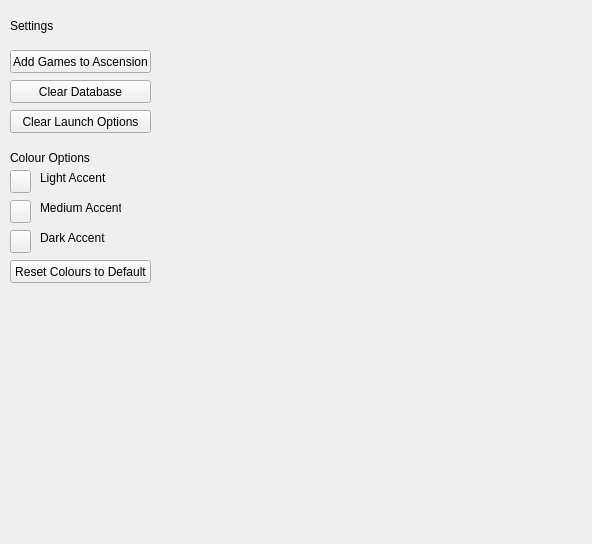
First picture: the form in Resource/UI/Settings.ui, repository Proj-Ascension/Client, before the edit.
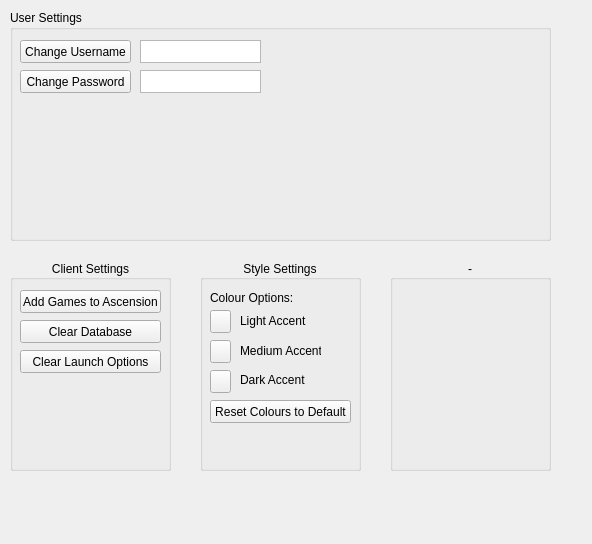
Second picture: the form after the edit.

Commit message:
Settings Widget
-Restructured settings widget and created placeholder UI areas

```diff
--- a/Resource/UI/Settings.ui
+++ b/Resource/UI/Settings.ui
@@ -13,11 +13,26 @@
   <property name="windowTitle">
    <string>Form</string>
   </property>
+  <widget class="QGroupBox" name="ClientSettingsBox">
+   <property name="geometry">
+    <rect>
+     <x>10</x>
+     <y>260</y>
+     <width>161</width>
+     <height>211</height>
+    </rect>
+   </property>
+   <property name="title">
+    <string>Client Settings</string>
+   </property>
+   <property name="alignment">
+    <set>Qt::AlignCenter</set>
+   </property>
   <widget class="QPushButton" name="WizardButton">
    <property name="geometry">
     <rect>
      <x>10</x>
-     <y>50</y>
+      <y>30</y>
      <width>141</width>
      <height>23</height>
     </rect>
@@ -26,37 +41,11 @@
     <string>Add Games to Ascension</string>
    </property>
   </widget>
-  <widget class="QLabel" name="label">
-   <property name="geometry">
-    <rect>
-     <x>10</x>
-     <y>10</y>
-     <width>141</width>
-     <height>31</height>
-    </rect>
-   </property>
-   <property name="text">
-    <string>Settings</string>
-   </property>
-  </widget>
-  <widget class="QPushButton" name="ClearLaunch">
-   <property name="geometry">
-    <rect>
-     <x>10</x>
-     <y>110</y>
-     <width>141</width>
-     <height>23</height>
-    </rect>
-   </property>
-   <property name="text">
-    <string>Clear Launch Options</string>
-   </property>
-  </widget>
   <widget class="QPushButton" name="ClearDatabaseButton">
    <property name="geometry">
     <rect>
      <x>10</x>
-     <y>80</y>
+      <y>60</y>
      <width>141</width>
      <height>23</height>
     </rect>
@@ -65,28 +54,47 @@
     <string>Clear Database</string>
    </property>
   </widget>
-  <widget class="QPushButton" name="AccentButton">
+   <widget class="QPushButton" name="ClearLaunch">
    <property name="geometry">
     <rect>
      <x>10</x>
-     <y>170</y>
-     <width>21</width>
+      <y>90</y>
+      <width>141</width>
      <height>23</height>
     </rect>
    </property>
    <property name="text">
-    <string/>
-   </property>
-  </widget>
+     <string>Clear Launch Options</string>
+    </property>
+   </widget>
+  </widget>
+  <widget class="QGroupBox" name="StyleSettingsBox">
+   <property name="geometry">
+    <rect>
+     <x>200</x>
+     <y>260</y>
+     <width>161</width>
+     <height>211</height>
+    </rect>
+   </property>
+   <property name="title">
+    <string>Style Settings</string>
+   </property>
+   <property name="alignment">
+    <set>Qt::AlignCenter</set>
+   </property>
   <widget class="QLabel" name="label_2">
    <property name="geometry">
     <rect>
      <x>10</x>
-     <y>150</y>
-     <width>81</width>
+      <y>30</y>
+      <width>141</width>
      <height>16</height>
     </rect>
    </property>
+    <property name="autoFillBackground">
+     <bool>false</bool>
+    </property>
    <property name="text">
     <string>Colour Options:</string>
    </property>
@@ -95,33 +103,33 @@
    <property name="geometry">
     <rect>
      <x>40</x>
-     <y>170</y>
+      <y>50</y>
      <width>81</width>
-     <height>16</height>
+      <height>21</height>
     </rect>
    </property>
    <property name="text">
     <string>Light Accent</string>
    </property>
   </widget>
+   <widget class="QPushButton" name="AccentButton">
+    <property name="geometry">
+     <rect>
+      <x>10</x>
+      <y>50</y>
+      <width>21</width>
+      <height>23</height>
+     </rect>
+    </property>
+    <property name="text">
+     <string/>
+    </property>
+   </widget>
   <widget class="QPushButton" name="AccentButton_2">
    <property name="geometry">
     <rect>
      <x>10</x>
-     <y>200</y>
-     <width>21</width>
-     <height>23</height>
-    </rect>
-   </property>
-   <property name="text">
-    <string/>
-   </property>
-  </widget>
-  <widget class="QPushButton" name="AccentButton_3">
-   <property name="geometry">
-    <rect>
-     <x>10</x>
-     <y>230</y>
+      <y>80</y>
      <width>21</width>
      <height>23</height>
     </rect>
@@ -134,22 +142,35 @@
    <property name="geometry">
     <rect>
      <x>40</x>
-     <y>200</y>
+      <y>80</y>
      <width>81</width>
-     <height>16</height>
+      <height>21</height>
     </rect>
    </property>
    <property name="text">
     <string>Medium Accent</string>
    </property>
   </widget>
+   <widget class="QPushButton" name="AccentButton_3">
+    <property name="geometry">
+     <rect>
+      <x>10</x>
+      <y>110</y>
+      <width>21</width>
+      <height>23</height>
+     </rect>
+    </property>
+    <property name="text">
+     <string/>
+    </property>
+   </widget>
   <widget class="QLabel" name="label_5">
    <property name="geometry">
     <rect>
      <x>40</x>
-     <y>230</y>
+      <y>110</y>
      <width>81</width>
-     <height>16</height>
+      <height>20</height>
     </rect>
    </property>
    <property name="text">
@@ -160,13 +181,113 @@
    <property name="geometry">
     <rect>
      <x>10</x>
-     <y>260</y>
+      <y>140</y>
      <width>141</width>
      <height>23</height>
     </rect>
    </property>
    <property name="text">
     <string>Reset Colours to Default</string>
+    </property>
+   </widget>
+  </widget>
+  <widget class="QGroupBox" name="UserSettingsBox">
+   <property name="geometry">
+    <rect>
+     <x>10</x>
+     <y>10</y>
+     <width>541</width>
+     <height>231</height>
+    </rect>
+   </property>
+   <property name="title">
+    <string>User Settings</string>
+   </property>
+   <widget class="QPushButton" name="ChangeUsernameButton">
+    <property name="geometry">
+     <rect>
+      <x>10</x>
+      <y>30</y>
+      <width>111</width>
+      <height>23</height>
+     </rect>
+    </property>
+    <property name="text">
+     <string>Change Username</string>
+    </property>
+   </widget>
+   <widget class="QPlainTextEdit" name="plainTextEdit">
+    <property name="geometry">
+     <rect>
+      <x>130</x>
+      <y>30</y>
+      <width>121</width>
+      <height>23</height>
+     </rect>
+    </property>
+    <property name="verticalScrollBarPolicy">
+     <enum>Qt::ScrollBarAlwaysOff</enum>
+    </property>
+    <property name="horizontalScrollBarPolicy">
+     <enum>Qt::ScrollBarAlwaysOff</enum>
+    </property>
+    <property name="plainText">
+     <string/>
+    </property>
+    <property name="placeholderText">
+     <string>Username</string>
+    </property>
+   </widget>
+   <widget class="QPushButton" name="ChangeUsernameButton_2">
+    <property name="geometry">
+     <rect>
+      <x>10</x>
+      <y>60</y>
+      <width>111</width>
+      <height>23</height>
+     </rect>
+    </property>
+    <property name="text">
+     <string>Change Password</string>
+    </property>
+   </widget>
+   <widget class="QPlainTextEdit" name="plainTextEdit_2">
+    <property name="geometry">
+     <rect>
+      <x>130</x>
+      <y>60</y>
+      <width>121</width>
+      <height>23</height>
+     </rect>
+    </property>
+    <property name="verticalScrollBarPolicy">
+     <enum>Qt::ScrollBarAlwaysOff</enum>
+    </property>
+    <property name="horizontalScrollBarPolicy">
+     <enum>Qt::ScrollBarAlwaysOff</enum>
+    </property>
+    <property name="plainText">
+     <string/>
+    </property>
+    <property name="placeholderText">
+     <string>************</string>
+    </property>
+   </widget>
+  </widget>
+  <widget class="QGroupBox" name="groupBox_4">
+   <property name="geometry">
+    <rect>
+     <x>390</x>
+     <y>260</y>
+     <width>161</width>
+     <height>211</height>
+    </rect>
+   </property>
+   <property name="title">
+    <string>-</string>
+   </property>
+   <property name="alignment">
+    <set>Qt::AlignCenter</set>
    </property>
   </widget>
  </widget>
```
Lines whose indentation alone changed are shown as unchanged. The commit also changes 1 other file.
